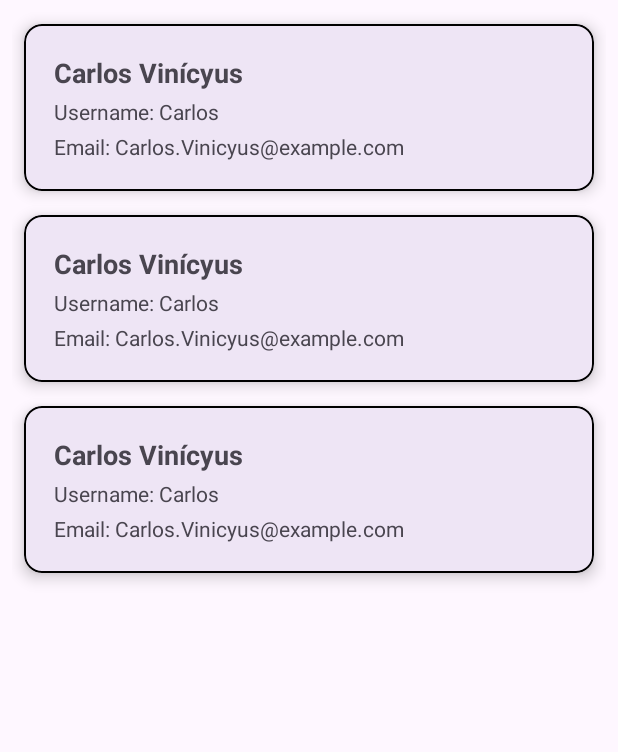
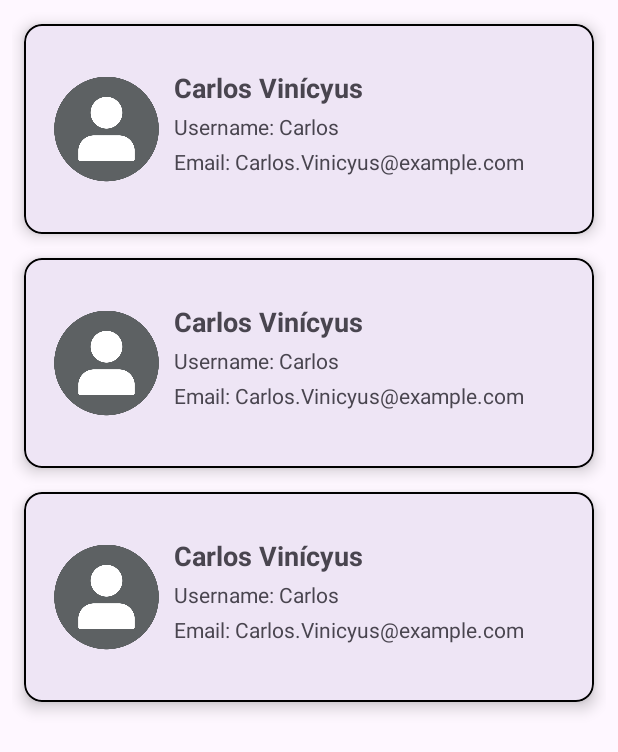
Before and after one commit to carlosvinicyuss07/app-lista-de-usuarios-kotlin, an Android app: the layout fragment_home.xml on its own in the app's theme, with its tools: preview values and no code run, on a phone screen of 412 x 824 dp. Shown: the top 752 px of the screen. Run offline under Robolectric (Android 15) with nearby library versions, the light colour scheme and no system bars.

Commit message:
:sparkles: feat: Imagens de perfil nos itens do HomeFragment e no DetailsFragment

```diff
--- a/app/src/main/res/layout/item_usuario.xml
+++ b/app/src/main/res/layout/item_usuario.xml
@@ -13,8 +13,21 @@
     <LinearLayout
         android:layout_width="match_parent"
         android:layout_height="wrap_content"
+        android:orientation="horizontal"
+        android:padding="20dp">
+
+        <ImageView
+            android:id="@+id/imgProfile"
+            android:layout_width="70dp"
+            android:layout_height="100dp"
+            android:src="@drawable/user_details_image"
+            tools:ignore="ContentDescription" />
+
+        <LinearLayout
+            android:layout_width="match_parent"
+            android:layout_height="wrap_content"
             android:orientation="vertical"
-        android:padding="20dp">
+            android:padding="10dp">
 
             <TextView
                 android:id="@+id/tvName"
@@ -22,23 +35,24 @@
                 android:layout_height="wrap_content"
                 android:textSize="18sp"
                 android:textStyle="bold"
-            tools:text="Carlos Vinícyus"/>
+                tools:text="Carlos Vinícyus" />
 
             <TextView
                 android:id="@+id/tvUsername"
                 android:layout_width="wrap_content"
                 android:layout_height="wrap_content"
+                android:paddingTop="4dp"
                 android:textSize="14sp"
-            android:paddingTop="4dp"
-            tools:text="Username: Carlos"/>
+                tools:text="Username: Carlos" />
 
             <TextView
                 android:id="@+id/tvEmail"
                 android:layout_width="wrap_content"
                 android:layout_height="wrap_content"
+                android:paddingTop="4dp"
                 android:textSize="14sp"
-            android:paddingTop="4dp"
-            tools:text="Email: Carlos.Vinicyus@example.com"/>
+                tools:text="Email: Carlos.Vinicyus@example.com" />
+        </LinearLayout>
 
     </LinearLayout>
 
```
Also changed, not shown: app/src/main/res/layout/fragment_details.xml (+9 -0 lines), app/src/main/res/drawable/user_details_image.png (added). Lines whose indentation alone changed are shown as unchanged.
